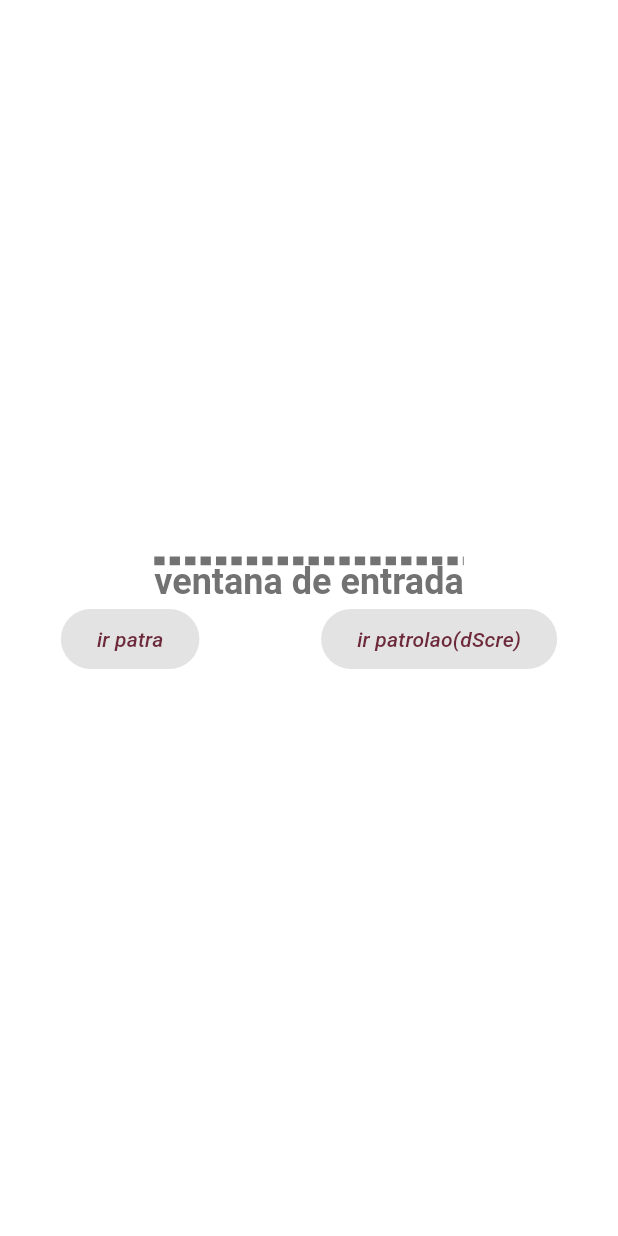
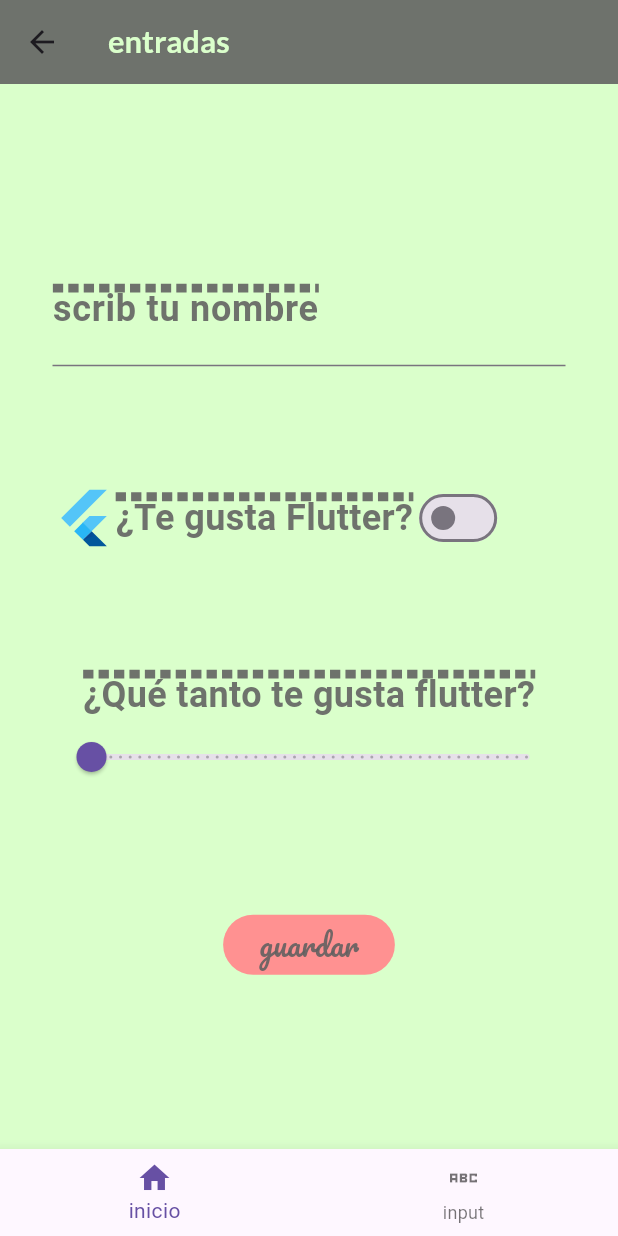
Before and after one commit to AlvaroAguirr/ComponentesFlutter5a, a Flutter app: the screen it shows after launch, after a tap on "Entradas", on a phone screen of 412 x 824 dp. Run offline on Flutter 3.47's test engine with Material 3 defaults, Android fonts, the phone set to English and light mode, and no system bars; our stand-ins replace google_fonts; network calls fail; Roboto replaces fonts that are missing (Abel, Prompt).

Commit message:
12 images

```diff
--- a/lib/screens/home_screen.dart
+++ b/lib/screens/home_screen.dart
@@ -2,6 +2,7 @@
 
 
 import 'package:flutter/material.dart';
+import 'package:practica3/screens/images_screen.dart';
 import 'package:practica3/screens/infinite_list.dart';
 import 'package:practica3/screens/input.dart';
 import 'package:practica3/screens/notifications.dart';
@@ -18,6 +19,7 @@ class HomeScreen extends StatelessWidget {
       ),
         body: ListView(
           children:<Widget> [
+
             const Divider(height: 20,),
              ListTile(
               title: Text("Entradas",
@@ -27,7 +29,14 @@ class HomeScreen extends StatelessWidget {
 
 
               leading: const Icon(Icons.inbox_rounded, color: AppTheme.primaryColor,),
-              trailing: const Icon(Icons.arrow_right_outlined, color: AppTheme.primaryColor),
+              trailing: const CircularProgressIndicator(
+                value: 0.995,
+              ),
+
+
+
+
+            //  trailing: const Icon(Icons.arrow_right_outlined, color: AppTheme.primaryColor),
 
               //movimiento de rutas
               onTap: () {
@@ -79,7 +88,34 @@ class HomeScreen extends StatelessWidget {
                 Navigator.push(context, ruta3);
               }
 
-            )
+            ),
+
+            const Divider(height: 40,),
+             ListTile(
+              title: Text("Lista images",
+                      style: AppTheme.lightTheme.textTheme.headlineLarge
+                      ),
+              subtitle: Text("widget de recuperacion de imagenes",
+                         style: AppTheme.lightTheme.textTheme.bodySmall),
+
+              leading: const Icon(Icons.image,color: AppTheme.primaryColor),
+              trailing: const Icon(Icons.arrow_right_outlined,color: AppTheme.primaryColor),
+
+     //movimiento de rutas
+              onTap: () {
+                final ruta4= MaterialPageRoute(builder:(context){
+                  return const ImagesScreen();
+                });
+                Navigator.push(context, ruta4);
+              }
+
+
+
+            ),
+
+
+
+
           ],
         )
  );
--- a/lib/screens/input.dart
+++ b/lib/screens/input.dart
@@ -1,6 +1,5 @@
 import 'package:flutter/material.dart';
 import 'package:practica3/theme/app_theme.dart';
-
 class Inputs extends StatefulWidget {
   const Inputs({super.key});
 
@@ -9,23 +8,95 @@ class Inputs extends StatefulWidget {
 }
 
 class _InputsState extends State<Inputs> {
+
+  bool valueSwitch = false;
+  double sliderValue= 0.0;
   @override
   Widget build(BuildContext context) {
-    return  Column(
-      mainAxisAlignment: MainAxisAlignment.center,
-      children: [
-        Text("ventana de entrada",
-        style: AppTheme.lightTheme.textTheme.headlineLarge,),
-          Row(
-          mainAxisAlignment: MainAxisAlignment.spaceAround,
+    return  Scaffold(
+      appBar: AppBar(
+        title: const Text("entradas")
+      ),
+
+      body: Padding(
+        padding: const EdgeInsets.all(35.0),
+        child: Column(
+          mainAxisAlignment: MainAxisAlignment.spaceEvenly,
+
           children: [
-           ElevatedButton(onPressed: null,
-           child:  Text("ir patra",style: AppTheme.lightTheme.textTheme.bodySmall )),
-           ElevatedButton(onPressed: null,
-           child:  Text("ir patrolao(dScre)", style: AppTheme.lightTheme.textTheme.bodySmall)),
+
+
+            entradaTexto(),
+            entradaSwitch(),
+            entradaSlider(),
+               const ElevatedButton(
+                 onPressed: null,
+                 child:  Text(
+                "guardar")),
+
           ],
-        )
-      ],
+        ),
+      ),
+      bottomNavigationBar:  BottomNavigationBar(
+        items: const [
+        BottomNavigationBarItem(
+          icon: Icon(Icons.home),label: "inicio"),
+        BottomNavigationBarItem(
+            icon:Icon(Icons.abc_sharp), label: "input")
+      ]),
     );
   }
+
+  TextField entradaTexto() {
+    return TextField(
+          style: AppTheme.lightTheme.textTheme.headlineMedium,
+            decoration: InputDecoration(
+            border: const UnderlineInputBorder(),
+            labelText: "scrib tu nombre",
+            labelStyle: AppTheme.lightTheme.textTheme.headlineLarge
+            ),
+        );
+  }
+ Row entradaSwitch(){
+  return Row(
+  children: [
+    const FlutterLogo(),
+    Text("¿Te gusta Flutter?",
+    style: AppTheme.lightTheme.textTheme.headlineLarge),
+Switch (
+value: valueSwitch,
+  onChanged:(value){
+    setState(() {
+      valueSwitch = value;
+    });
+  }
+)
+
+  ],
+  );
+ }
+
+  Column entradaSlider() {
+    return Column(
+      children: [
+        Text("¿Qué tanto te gusta flutter?",
+         style: AppTheme.lightTheme.textTheme.headlineLarge,),
+
+         Slider(
+          min: 0.0,
+          max: 15.0,
+          value: sliderValue,
+          divisions:45,
+          label:"${sliderValue.round()}",
+          onChanged: (value){
+            setState(() {
+            sliderValue= value;
+            print("valor del slider: $sliderValue");
+
+            });
+          }),
+                  ],
+    );
+  }
+
 }
--- a/lib/theme/app_theme.dart
+++ b/lib/theme/app_theme.dart
@@ -10,9 +10,41 @@ static const backColor = Color.fromARGB(255, 218, 255, 203);
 // constante  del color secundario
 static const secundaryColor = Color.fromARGB(255, 108, 41, 57);
 //definicino del tema de color y estilo de la app
+
+static const bottomColor = Color.fromARGB(255,100,200,150);
+//contraste de botones en fondos negros
+
+
+static const widgetColor= Color.fromARGB(255, 255, 145, 145);
+// color de botones cuando estan disabilitados
+
+static const disabledWidgetColor= Color.fromARGB(255, 237, 246, 112);
+// color de botones cuando estan disabilitados
   static final ThemeData lightTheme= ThemeData.light().copyWith(
       scaffoldBackgroundColor: backColor,
-        appBarTheme:const AppBarTheme(color: Color.fromARGB(255, 182, 212, 171)),
+
+        appBarTheme: AppBarTheme(
+          color: primaryColor,
+          titleTextStyle:  GoogleFonts.lato(color: backColor,
+          fontSize: 20.6,
+          fontWeight: FontWeight.bold
+          )
+      ),
+        iconTheme: const IconThemeData(
+          color: primaryColor,
+          size: 42,
+        ),
+
+        elevatedButtonTheme: ElevatedButtonThemeData(
+          style: ButtonStyle(
+            backgroundColor: MaterialStateProperty.all(widgetColor),
+            foregroundColor: MaterialStateProperty.all(primaryColor),
+            textStyle:  MaterialStateProperty.all(
+              GoogleFonts.pacifico(color:backColor,fontSize: 20 )
+            )
+          )
+        ),
+
         textTheme: TextTheme(
          headlineLarge: GoogleFonts.prompt(
                         fontSize: 24,
@@ -23,7 +55,12 @@ static const secundaryColor = Color.fromARGB(255, 108, 41, 57);
                         decorationStyle: TextDecorationStyle.dashed,
                         decorationThickness: 5,
                         ),
+          headlineMedium:GoogleFonts.abel(
+                        fontSize:25,
+                        fontWeight:FontWeight.w700,
+                        color:secundaryColor,
 
+          ),
          bodySmall: GoogleFonts.abel(
                         fontSize: 14,
                         fontWeight:FontWeight.w500,
--- a/pubspec.yaml
+++ b/pubspec.yaml
@@ -18,3 +18,5 @@ dev_dependencies:
 
 flutter:
   uses-material-design: true
+  assets:
+    - assets/img/descargar.jpeg
```
Also changed, not shown: lib/screens/images_screen.dart (added, +58 -0 lines), assets/img/descargar.jpeg (added).
